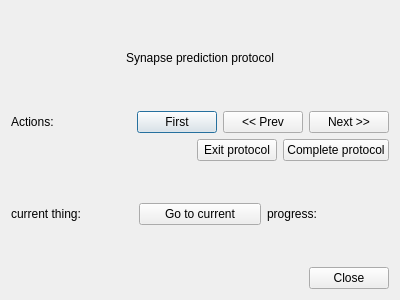
Qt form neurolabi/gui/protocols/synapsepredictionprotocol.ui (janelia-flyem/NeuTu) before a commit.
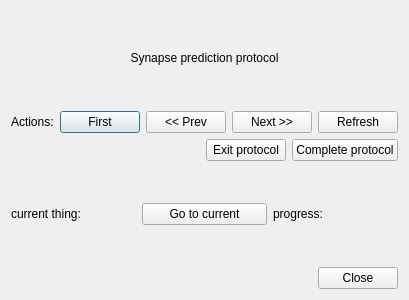
The same form after that commit.

Patch:
```diff
--- a/neurolabi/gui/protocols/synapsepredictionprotocol.ui
+++ b/neurolabi/gui/protocols/synapsepredictionprotocol.ui
@@ -67,6 +67,13 @@
        </property>
       </widget>
      </item>
+     <item>
+      <widget class="QPushButton" name="refreshButton">
+       <property name="text">
+        <string>Refresh</string>
+       </property>
+      </widget>
+     </item>
     </layout>
    </item>
    <item>
```
